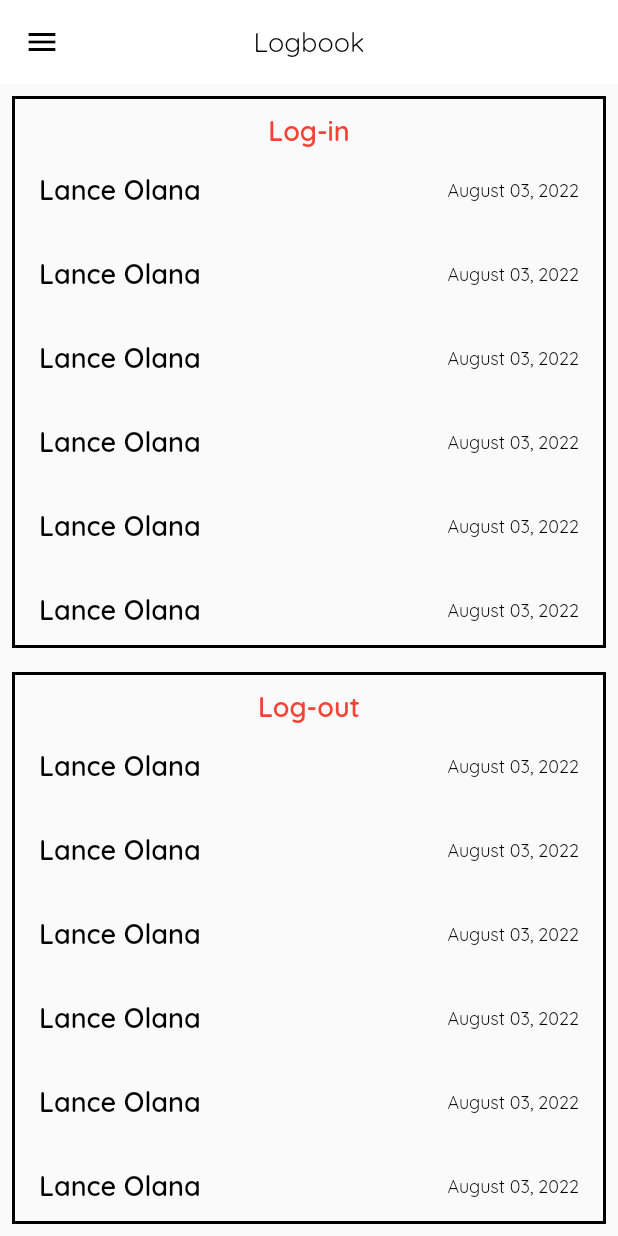
After one commit to lansoyyy/turks, a Flutter app: the LogbookPage screen opened directly, on a phone screen of 412 x 824 dp. The commit adds this screen. Run offline on Flutter 3.47's test engine with Material 2 defaults, Android fonts, the phone set to English and light mode, and no system bars; our stand-ins replace get_storage; accounts and stored records are empty.

Commit message:
Added Crew

```diff
--- /dev/null
+++ b/lib/views/crew/logbook_page.dart
@@ -0,0 +1,99 @@
+import 'package:flutter/material.dart';
+import 'package:turks/widgets/appbar_widget.dart';
+import 'package:turks/widgets/drawer_widget.dart';
+import 'package:turks/widgets/text_widget.dart';
+
+class LogbookPage extends StatelessWidget {
+  const LogbookPage({Key? key}) : super(key: key);
+
+  @override
+  Widget build(BuildContext context) {
+    return Scaffold(
+      drawer: const DrawerWidget(),
+      appBar: AppbarWidget('Logbook'),
+      body: Column(
+        children: [
+          Expanded(
+            child: SizedBox(
+              child: Padding(
+                padding: const EdgeInsets.all(8.0),
+                child: Container(
+                  decoration: BoxDecoration(
+                      border: Border.all(
+                    width: 2,
+                    color: Colors.black,
+                  )),
+                  child: Column(
+                    children: [
+                      const SizedBox(
+                        height: 10,
+                      ),
+                      TextBold(text: 'Log-in', fontSize: 18, color: Colors.red),
+                      Expanded(
+                        child: SizedBox(
+                          child:
+                              ListView.builder(itemBuilder: (context, index) {
+                            return ListTile(
+                              trailing: TextRegular(
+                                  text: 'August 03, 2022',
+                                  fontSize: 12,
+                                  color: Colors.black),
+                              title: TextBold(
+                                  text: 'Lance Olana',
+                                  fontSize: 18,
+                                  color: Colors.black),
+                            );
+                          }),
+                        ),
+                      ),
+                    ],
+                  ),
+                ),
+              ),
+            ),
+          ),
+          Expanded(
+            child: SizedBox(
+              child: Padding(
+                padding: const EdgeInsets.all(8.0),
+                child: Container(
+                  decoration: BoxDecoration(
+                      border: Border.all(
+                    width: 2,
+                    color: Colors.black,
+                  )),
+                  child: Column(
+                    children: [
+                      const SizedBox(
+                        height: 10,
+                      ),
+                      TextBold(
+                          text: 'Log-out', fontSize: 18, color: Colors.red),
+                      Expanded(
+                        child: SizedBox(
+                          child:
+                              ListView.builder(itemBuilder: (context, index) {
+                            return ListTile(
+                              trailing: TextRegular(
+                                  text: 'August 03, 2022',
+                                  fontSize: 12,
+                                  color: Colors.black),
+                              title: TextBold(
+                                  text: 'Lance Olana',
+                                  fontSize: 18,
+                                  color: Colors.black),
+                            );
+                          }),
+                        ),
+                      ),
+                    ],
+                  ),
+                ),
+              ),
+            ),
+          ),
+        ],
+      ),
+    );
+  }
+}
```
Also changed, not shown: lib/views/crew/waste_report_page.dart (added, +95 -0 lines), lib/widgets/drawer_widget.dart (+6 -4 lines).
